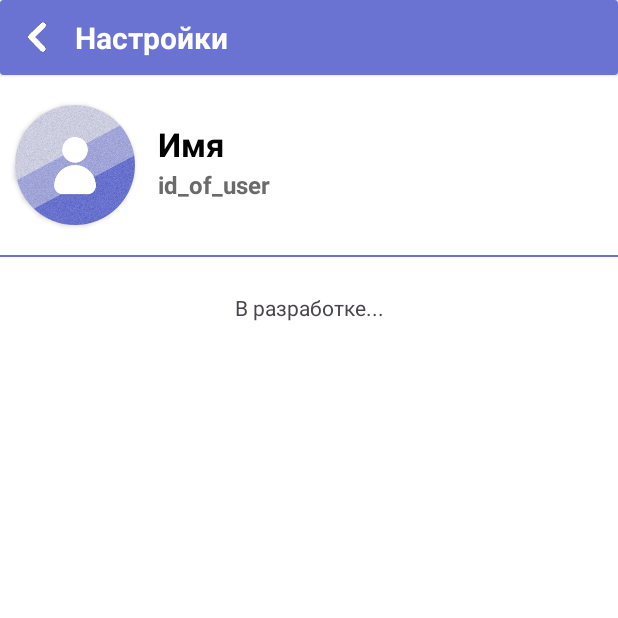
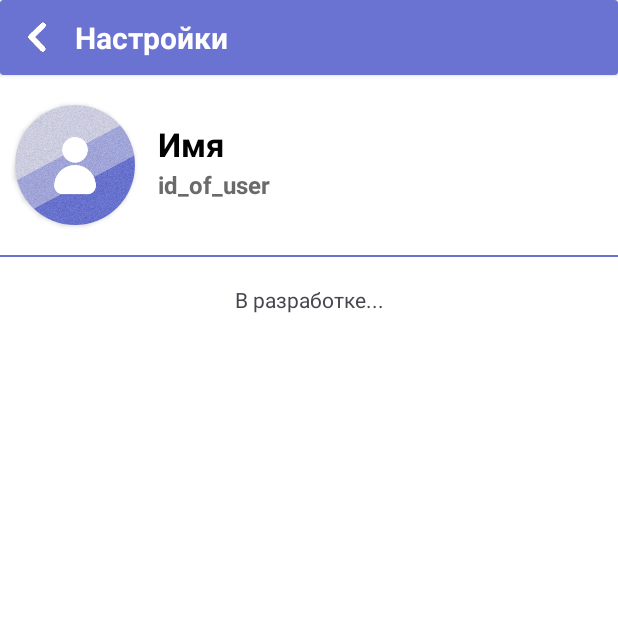
Before and after one commit to Maxuttta/Link-Rus-OFFICIAL, an Android app: the Settings screen opened directly, with no data from a screen before it, on a phone screen of 412 x 824 dp, the top half of it. Run offline under Robolectric (Android 15) with nearby library versions, the light colour scheme and no system bars.

Commit message:
Link - 1.0.3

```diff
--- a/app/src/main/res/layout/activity_settings.xml
+++ b/app/src/main/res/layout/activity_settings.xml
@@ -134,7 +134,7 @@
             <androidx.constraintlayout.widget.ConstraintLayout
                 android:layout_width="match_parent"
                 android:layout_height="50dp"
-                android:layout_marginTop="25dp">
+                android:layout_marginTop="20dp">
 
                 <TextView
                     android:layout_width="wrap_content"
```
